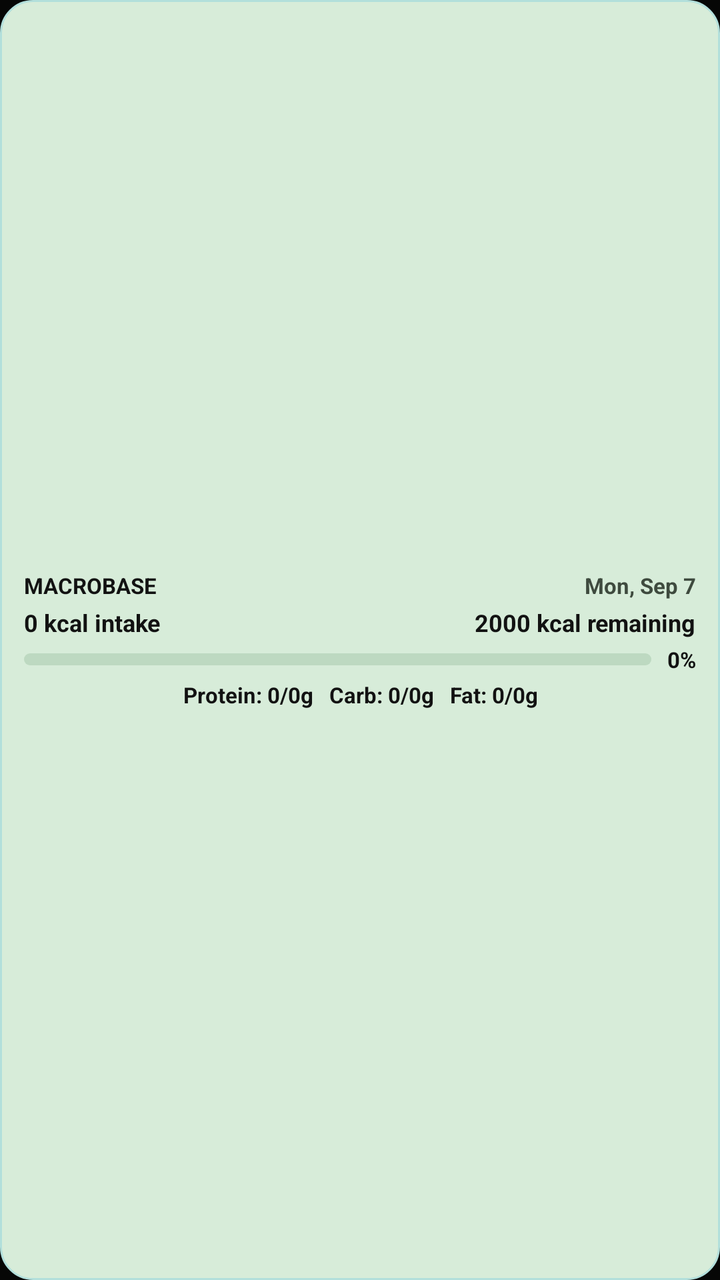
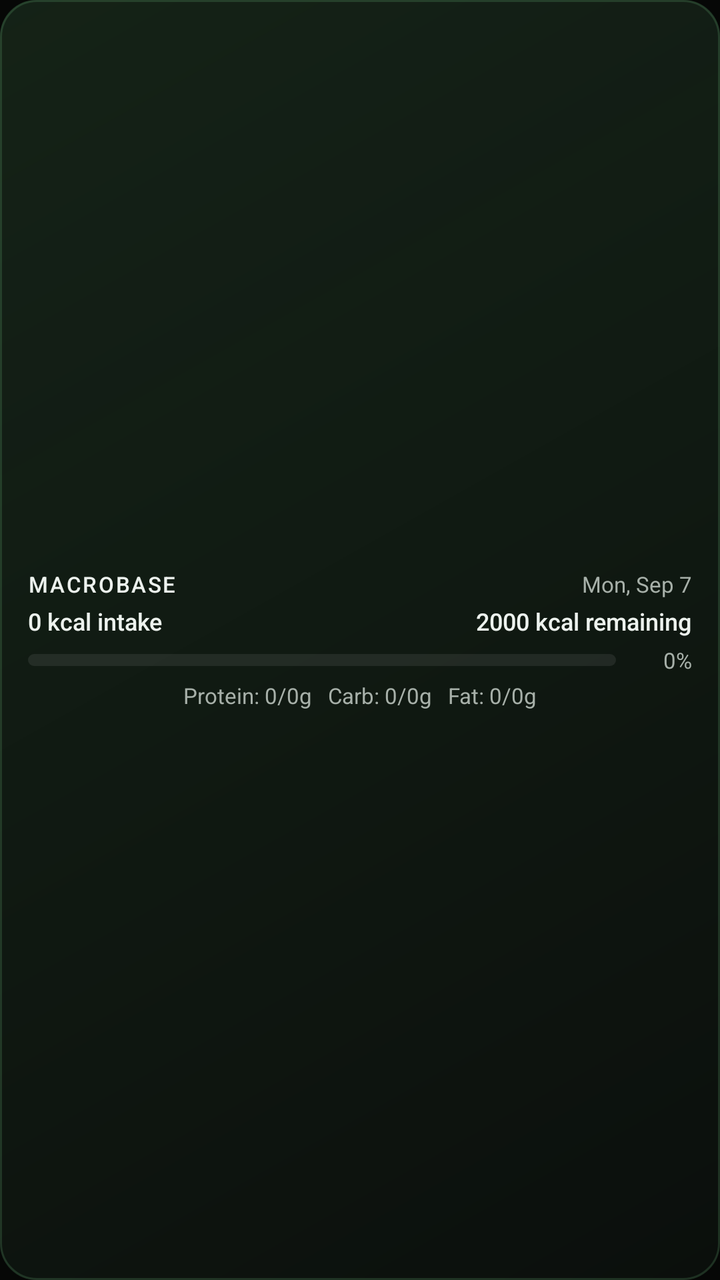

Before-and-after screenshots of an Android layout around one commit, followed by the original layout XML and the change that was made.
<!-- AndroidManifest.xml: application theme Theme.MacroBase -->
<!-- res/layout/widget_macrobase.xml -->
<?xml version="1.0" encoding="utf-8"?>
<LinearLayout xmlns:android="http://schemas.android.com/apk/res/android"
    android:id="@+id/widget_root"
    android:layout_width="match_parent"
    android:layout_height="match_parent"
    android:background="@drawable/bg_widget_calm_green"
    android:gravity="center_vertical"
    android:orientation="vertical"
    android:paddingStart="12dp"
    android:paddingEnd="12dp"
    android:paddingTop="8dp"
    android:paddingBottom="8dp">

    
    <RelativeLayout
        android:layout_width="match_parent"
        android:layout_height="wrap_content">

        <TextView
            android:id="@+id/tv_widget_title"
            android:layout_width="wrap_content"
            android:layout_height="wrap_content"
            android:layout_alignParentStart="true"
            android:text="MACROBASE"
            android:textColor="#121212"
            android:textSize="11sp"
            android:textStyle="bold" />

        <TextView
            android:id="@+id/tv_widget_date"
            android:layout_width="wrap_content"
            android:layout_height="wrap_content"
            android:layout_alignParentEnd="true"
            android:text="Mon, Sep 7"
            android:textColor="#3E4A3E"
            android:textSize="11sp"
            android:textStyle="bold" />
    </RelativeLayout>

    
    <RelativeLayout
        android:layout_width="match_parent"
        android:layout_height="wrap_content"
        android:layout_marginTop="3dp">

        <TextView
            android:id="@+id/tv_widget_intake"
            android:layout_width="wrap_content"
            android:layout_height="wrap_content"
            android:layout_alignParentStart="true"
            android:text="0 kcal intake"
            android:textColor="#121212"
            android:textSize="12sp"
            android:textStyle="bold" />

        <TextView
            android:id="@+id/tv_widget_remaining"
            android:layout_width="wrap_content"
            android:layout_height="wrap_content"
            android:layout_alignParentEnd="true"
            android:text="2000 kcal remaining"
            android:textColor="#121212"
            android:textSize="12sp"
            android:textStyle="bold" />
    </RelativeLayout>

    
    <LinearLayout
        android:layout_width="match_parent"
        android:layout_height="wrap_content"
        android:layout_marginTop="3dp"
        android:gravity="center_vertical"
        android:orientation="horizontal">

        <ProgressBar
            android:id="@+id/pb_widget_calories"
            style="@android:style/Widget.ProgressBar.Horizontal"
            android:layout_width="0dp"
            android:layout_height="6dp"
            android:layout_weight="1"
            android:indeterminate="false"
            android:max="100"
            android:progress="0"
            android:progressDrawable="@drawable/widget_progress_drawable" />

        <TextView
            android:id="@+id/tv_widget_percentage"
            android:layout_width="wrap_content"
            android:layout_height="wrap_content"
            android:layout_marginStart="8dp"
            android:text="0%"
            android:textColor="#121212"
            android:textSize="11sp"
            android:textStyle="bold" />
    </LinearLayout>

    
    <TextView
        android:id="@+id/tv_widget_macros"
        android:layout_width="match_parent"
        android:layout_height="wrap_content"
        android:layout_marginTop="3dp"
        android:gravity="center"
        android:text="Protein: 0/0g   Carb: 0/0g   Fat: 0/0g"
        android:textColor="#121212"
        android:textSize="11sp"
        android:textStyle="bold" />
</LinearLayout>
<!-- resources referenced by this layout -->
<resources>
  <!-- drawable bg_widget_calm_green (drawable) -->
  <?xml version="1.0" encoding="utf-8"?>
  <shape xmlns:android="http://schemas.android.com/apk/res/android"
      android:shape="rectangle">
      <solid android:color="#D7ECD9" />
      <stroke android:width="1dp" android:color="#B2DFDB" />
      <corners android:radius="16dp" />
  </shape>
  <!-- drawable widget_progress_drawable (drawable) -->
  <?xml version="1.0" encoding="utf-8"?>
  <layer-list xmlns:android="http://schemas.android.com/apk/res/android">
      <item android:id="@android:id/background">
          <shape>
              <corners android:radius="6dp" />
              <solid android:color="#BDD9C1" />
          </shape>
      </item>
      <item android:id="@android:id/progress">
          <clip>
              <shape>
                  <corners android:radius="6dp" />
                  <solid android:color="#1B5E20" />
              </shape>
          </clip>
      </item>
  </layer-list>
  <style name="Theme.MacroBase" parent="android:Theme.Material.NoActionBar">
          <item name="android:statusBarColor">#060706</item>
          <item name="android:navigationBarColor">#060706</item>
          <item name="android:windowBackground">#060706</item>
          <item name="android:colorAccent">#2DB04C</item>
      </style>
</resources>

<!-- the commit's change to res/layout/widget_macrobase.xml (unified diff, before → after) -->
@@ -3,11 +3,11 @@
     android:id="@+id/widget_root"
     android:layout_width="match_parent"
     android:layout_height="match_parent"
-    android:background="@drawable/bg_widget_calm_green"
+    android:background="@drawable/bg_widget_mentor"
     android:gravity="center_vertical"
     android:orientation="vertical"
-    android:paddingStart="12dp"
-    android:paddingEnd="12dp"
+    android:paddingStart="14dp"
+    android:paddingEnd="14dp"
     android:paddingTop="8dp"
     android:paddingBottom="8dp">
 
@@ -21,20 +21,21 @@
             android:layout_width="wrap_content"
             android:layout_height="wrap_content"
             android:layout_alignParentStart="true"
+            android:fontFamily="sans-serif-medium"
+            android:letterSpacing="0.08"
             android:text="MACROBASE"
-            android:textColor="#121212"
-            android:textSize="11sp"
-            android:textStyle="bold" />
+            android:textColor="#EDF2EE"
+            android:textSize="11sp" />
 
         <TextView
             android:id="@+id/tv_widget_date"
             android:layout_width="wrap_content"
             android:layout_height="wrap_content"
             android:layout_alignParentEnd="true"
+            android:fontFamily="sans-serif"
             android:text="Mon, Sep 7"
-            android:textColor="#3E4A3E"
-            android:textSize="11sp"
-            android:textStyle="bold" />
+            android:textColor="#A7B0A9"
+            android:textSize="11sp" />
     </RelativeLayout>
 
     
@@ -48,27 +49,27 @@
             android:layout_width="wrap_content"
             android:layout_height="wrap_content"
             android:layout_alignParentStart="true"
+            android:fontFamily="sans-serif-medium"
             android:text="0 kcal intake"
-            android:textColor="#121212"
-            android:textSize="12sp"
-            android:textStyle="bold" />
+            android:textColor="#EDF2EE"
+            android:textSize="12sp" />
 
         <TextView
             android:id="@+id/tv_widget_remaining"
             android:layout_width="wrap_content"
             android:layout_height="wrap_content"
             android:layout_alignParentEnd="true"
+            android:fontFamily="sans-serif-medium"
             android:text="2000 kcal remaining"
-            android:textColor="#121212"
-            android:textSize="12sp"
-            android:textStyle="bold" />
+            android:textColor="#EDF2EE"
+            android:textSize="12sp" />
     </RelativeLayout>
 
     
     <LinearLayout
         android:layout_width="match_parent"
         android:layout_height="wrap_content"
-        android:layout_marginTop="3dp"
+        android:layout_marginTop="4dp"
         android:gravity="center_vertical"
         android:orientation="horizontal">
 
@@ -88,10 +89,12 @@
             android:layout_width="wrap_content"
             android:layout_height="wrap_content"
             android:layout_marginStart="8dp"
+            android:fontFamily="sans-serif"
+            android:gravity="end"
+            android:minWidth="30dp"
             android:text="0%"
-            android:textColor="#121212"
-            android:textSize="11sp"
-            android:textStyle="bold" />
+            android:textColor="#A7B0A9"
+            android:textSize="11sp" />
     </LinearLayout>
 
     
@@ -100,9 +103,9 @@
         android:layout_width="match_parent"
         android:layout_height="wrap_content"
         android:layout_marginTop="3dp"
+        android:fontFamily="sans-serif"
         android:gravity="center"
         android:text="Protein: 0/0g   Carb: 0/0g   Fat: 0/0g"
-        android:textColor="#121212"
-        android:textSize="11sp"
-        android:textStyle="bold" />
+        android:textColor="#A7B0A9"
+        android:textSize="11sp" />
 </LinearLayout>
<!-- resource entries referenced after the edit -->
@@ -1,27 +1,54 @@
 <!-- resources referenced by this layout -->
 <resources>
-  <!-- drawable bg_widget_calm_green (drawable) -->
+  <!-- drawable bg_widget_mentor (drawable) -->
   <?xml version="1.0" encoding="utf-8"?>
-  <shape xmlns:android="http://schemas.android.com/apk/res/android"
-      android:shape="rectangle">
-      <solid android:color="#D7ECD9" />
-      <stroke android:width="1dp" android:color="#B2DFDB" />
-      <corners android:radius="16dp" />
-  </shape>
+  <layer-list xmlns:android="http://schemas.android.com/apk/res/android">
+      <item>
+          <shape android:shape="rectangle">
+              <solid android:color="#0B0F0C" />
+              <corners android:radius="18dp" />
+          </shape>
+      </item>
+      <item>
+          <shape android:shape="rectangle">
+              <gradient
+                  android:angle="315"
+                  android:endColor="#006EE682"
+                  android:startColor="#176EE682"
+                  android:type="linear" />
+              <corners android:radius="18dp" />
+          </shape>
+      </item>
+      <item>
+          <shape android:shape="rectangle">
+              <solid android:color="@android:color/transparent" />
+              <stroke
+                  android:width="1dp"
+                  android:color="#2496FFAA" />
+              <corners android:radius="18dp" />
+          </shape>
+      </item>
+  </layer-list>
   <!-- drawable widget_progress_drawable (drawable) -->
   <?xml version="1.0" encoding="utf-8"?>
   <layer-list xmlns:android="http://schemas.android.com/apk/res/android">
       <item android:id="@android:id/background">
           <shape>
               <corners android:radius="6dp" />
-              <solid android:color="#BDD9C1" />
+              <solid android:color="#14FFFFFF" />
           </shape>
       </item>
       <item android:id="@android:id/progress">
           <clip>
               <shape>
                   <corners android:radius="6dp" />
-                  <solid android:color="#1B5E20" />
+                  
+                  <gradient
+                      android:angle="0"
+                      android:centerColor="#7FDC48"
+                      android:endColor="#D3F444"
+                      android:startColor="#35CE4F"
+                      android:type="linear" />
               </shape>
           </clip>
       </item>
